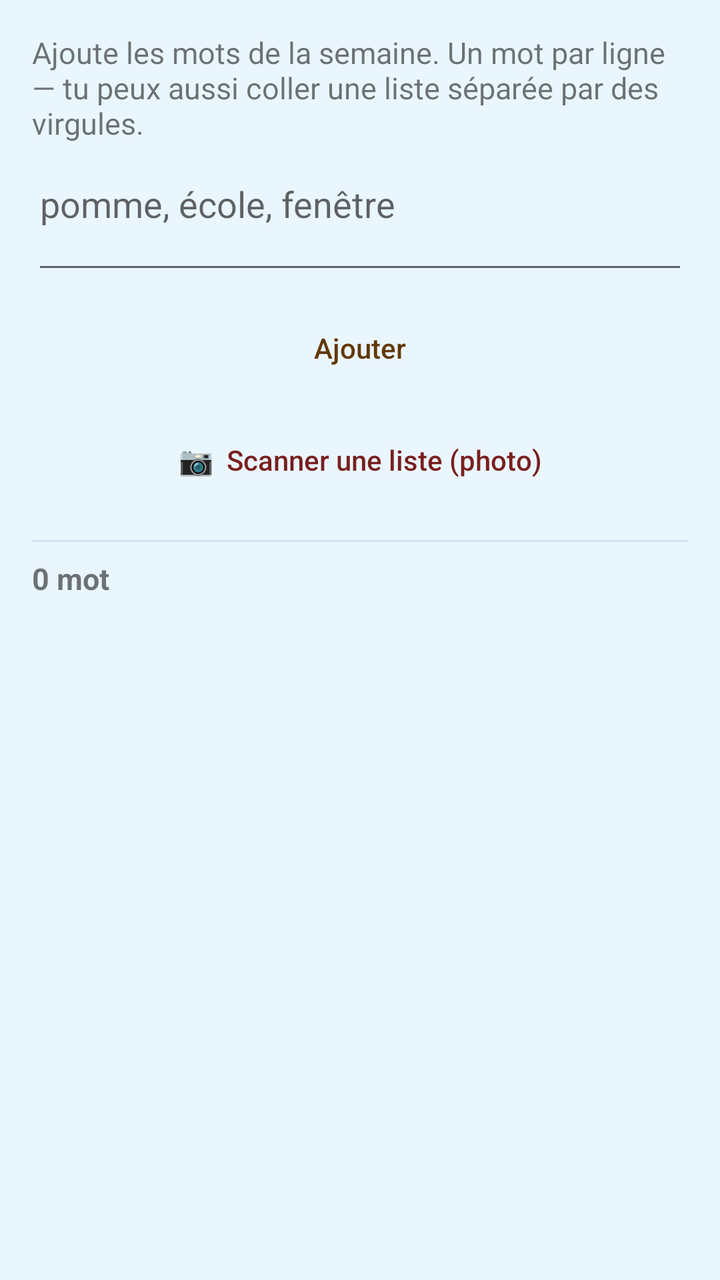
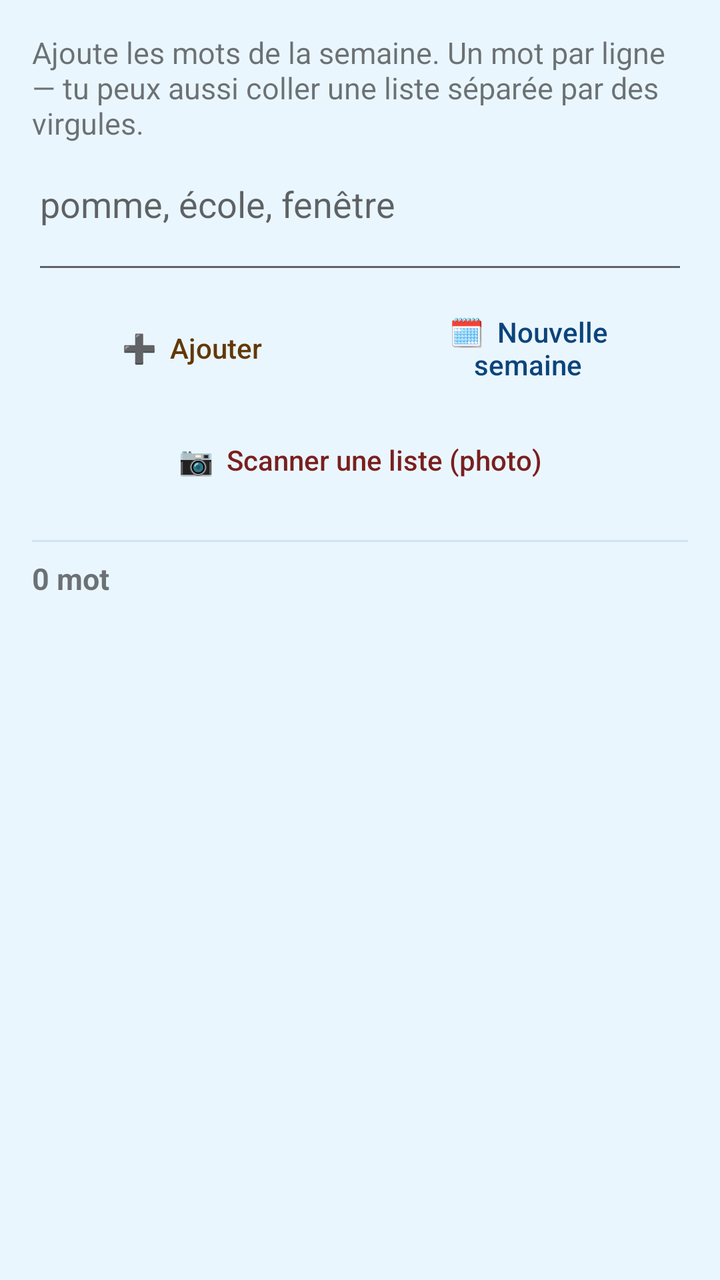

Screens rendered from an Android XML layout before and after an edit, with the pre-edit source and the edit as a unified diff.
<!-- AndroidManifest.xml: application theme Theme.FrenchSpelling -->
<!-- res/layout/activity_word_list.xml -->
<?xml version="1.0" encoding="utf-8"?>
<ScrollView xmlns:android="http://schemas.android.com/apk/res/android"
    android:layout_width="match_parent"
    android:layout_height="match_parent"
    android:fillViewport="true">

    <LinearLayout
        android:layout_width="match_parent"
        android:layout_height="wrap_content"
        android:orientation="vertical"
        android:padding="16dp">

        <TextView
            android:layout_width="match_parent"
            android:layout_height="wrap_content"
            android:paddingBottom="8dp"
            android:text="Ajoute les mots de la semaine. Un mot par ligne — tu peux aussi coller une liste séparée par des virgules."
            android:textSize="15sp" />

        <EditText
            android:id="@+id/input"
            android:layout_width="match_parent"
            android:layout_height="wrap_content"
            android:gravity="top"
            android:hint="pomme, école, fenêtre"
            android:inputType="textMultiLine|textNoSuggestions"
            android:minLines="2" />

        <Button
            android:id="@+id/addBtn"
            style="@style/Widget.Dictee.Button.Gold"
            android:layout_width="match_parent"
            android:layout_height="wrap_content"
            android:layout_marginTop="8dp"
            android:text="Ajouter" />

        <Button
            android:id="@+id/scanBtn"
            style="@style/Widget.Dictee.Button.RedPale"
            android:layout_width="match_parent"
            android:layout_height="wrap_content"
            android:layout_marginTop="8dp"
            android:text="📷  Scanner une liste (photo)" />

        <LinearLayout
            android:id="@+id/syncCard"
            android:layout_width="match_parent"
            android:layout_height="wrap_content"
            android:layout_marginTop="16dp"
            android:background="@drawable/card"
            android:orientation="vertical"
            android:padding="14dp"
            android:visibility="gone">

            <TextView
                android:layout_width="wrap_content"
                android:layout_height="wrap_content"
                android:text="🔗  Partager la liste entre téléphones"
                android:textColor="@color/navy"
                android:textSize="15sp"
                android:textStyle="bold" />

            <TextView
                android:layout_width="match_parent"
                android:layout_height="wrap_content"
                android:paddingTop="4dp"
                android:text="Crée un code, puis saisis le même code sur l'autre téléphone et appuie sur Synchroniser."
                android:textColor="@color/ink_soft"
                android:textSize="13sp" />

            <EditText
                android:id="@+id/codeInput"
                android:layout_width="match_parent"
                android:layout_height="wrap_content"
                android:layout_marginTop="8dp"
                android:hint="code famille"
                android:inputType="textNoSuggestions"
                android:maxLines="1" />

            <LinearLayout
                android:layout_width="match_parent"
                android:layout_height="wrap_content"
                android:layout_marginTop="4dp"
                android:baselineAligned="false"
                android:orientation="horizontal">

                <Button
                    android:id="@+id/genCodeBtn"
                    style="@style/Widget.Dictee.Button.BluePale"
                    android:layout_width="0dp"
                    android:layout_height="match_parent"
                    android:layout_weight="1"
                    android:text="🎲  Générer" />

                <Button
                    android:id="@+id/shareCodeBtn"
                    style="@style/Widget.Dictee.Button.BluePale"
                    android:layout_width="0dp"
                    android:layout_height="match_parent"
                    android:layout_marginStart="8dp"
                    android:layout_weight="1"
                    android:text="📤  Envoyer" />
            </LinearLayout>

            <Button
                android:id="@+id/syncBtn"
                style="@style/Widget.Dictee.Button.Blue"
                android:layout_width="match_parent"
                android:layout_height="wrap_content"
                android:layout_marginTop="4dp"
                android:text="🔄  Synchroniser maintenant" />

            <TextView
                android:id="@+id/syncStatus"
                android:layout_width="match_parent"
                android:layout_height="wrap_content"
                android:paddingTop="6dp"
                android:text=""
                android:textColor="@color/ink_soft"
                android:textSize="13sp" />
        </LinearLayout>

        <View
            android:layout_width="match_parent"
            android:layout_height="1dp"
            android:layout_marginTop="16dp"
            android:layout_marginBottom="8dp"
            android:background="@color/divider" />

        <TextView
            android:id="@+id/countView"
            android:layout_width="match_parent"
            android:layout_height="wrap_content"
            android:paddingBottom="4dp"
            android:text="0 mot"
            android:textSize="15sp"
            android:textStyle="bold" />

        <LinearLayout
            android:id="@+id/listContainer"
            android:layout_width="match_parent"
            android:layout_height="wrap_content"
            android:orientation="vertical" />
    </LinearLayout>
</ScrollView>
<!-- resources referenced by this layout -->
<resources>
  <color name="divider">#CFE3F5</color>
  <color name="ink_soft">#5F6368</color>
  <color name="navy">#042C53</color>
  <!-- drawable card (drawable) -->
  <shape xmlns:android="http://schemas.android.com/apk/res/android" android:shape="rectangle">
      <solid android:color="#FFFFFF" />
      <corners android:radius="12dp" />
      <stroke android:width="1dp" android:color="#CBD5E1" />
  </shape>
  <style name="Widget.Dictee.Button.Blue">
          <item name="backgroundTint">@color/tri_blue</item>
          <item name="android:textColor">@color/tri_blue_on</item>
      </style>
  <style name="Widget.Dictee.Button.BluePale" parent="Widget.Dictee.Button.Pale">
          <item name="backgroundTint">@color/tri_blue_pale</item>
          <item name="android:textColor">@color/tri_blue_pale_on</item>
          <item name="strokeColor">@color/tri_blue_pale_stroke</item>
          <item name="rippleColor">#220C447C</item>
      </style>
  <style name="Widget.Dictee.Button.Gold">
          <item name="backgroundTint">@color/tri_gold</item>
          <item name="android:textColor">@color/tri_gold_on</item>
          <item name="rippleColor">#33633806</item>
      </style>
  <style name="Widget.Dictee.Button.RedPale" parent="Widget.Dictee.Button.Pale">
          <item name="backgroundTint">@color/tri_red_pale</item>
          <item name="android:textColor">@color/tri_red_pale_on</item>
          <item name="strokeColor">@color/tri_red_pale_stroke</item>
          <item name="rippleColor">#22791F1F</item>
      </style>
  <style name="Theme.FrenchSpelling" parent="Theme.MaterialComponents.Light.DarkActionBar">
          <item name="colorPrimary">@color/blue</item>
          <item name="colorPrimaryDark">@color/blue_dark</item>
          <item name="colorOnPrimary">@color/white</item>
          <item name="colorSecondary">@color/blue</item>
          <item name="colorOnSecondary">@color/white</item>
          <item name="android:windowBackground">@color/bg_app</item>
          <item name="android:textColorPrimary">@color/ink</item>
          <item name="android:textColorSecondary">@color/ink_soft</item>
          <item name="android:forceDarkAllowed" tools:targetApi="q">false</item>
  
          
          <item name="materialButtonStyle">@style/Widget.Dictee.Button</item>
      </style>
  <color name="tri_blue">#B5D4F4</color>
  <color name="tri_blue_on">#042C53</color>
  <style name="Widget.Dictee.Button.Pale" parent="Widget.MaterialComponents.Button.OutlinedButton">
          <item name="cornerRadius">16dp</item>
          <item name="android:textAllCaps">false</item>
          <item name="android:letterSpacing">0</item>
          <item name="strokeWidth">1dp</item>
          <item name="android:minHeight">48dp</item>
          <item name="android:minWidth">0dp</item>
          <item name="android:gravity">center</item>
          <item name="android:maxLines">2</item>
          <item name="android:insetTop">0dp</item>
          <item name="android:insetBottom">0dp</item>
      </style>
  <color name="tri_blue_pale">#E6F1FB</color>
  <color name="tri_blue_pale_on">#0C447C</color>
  <color name="tri_blue_pale_stroke">#85B7EB</color>
  <color name="tri_gold">#FAC775</color>
  <color name="tri_gold_on">#633806</color>
  <color name="tri_red_pale">#FCEBEB</color>
  <color name="tri_red_pale_on">#791F1F</color>
  <color name="tri_red_pale_stroke">#F09595</color>
  <color name="blue">#1565C0</color>
  <color name="blue_dark">#0D47A1</color>
  <color name="white">#FFFFFF</color>
  <color name="bg_app">#EAF6FD</color>
  <color name="ink">#1A1A1A</color>
</resources>

<!-- the commit's change to res/layout/activity_word_list.xml (unified diff, before → after) -->
@@ -26,13 +26,30 @@
             android:inputType="textMultiLine|textNoSuggestions"
             android:minLines="2" />
 
-        <Button
-            android:id="@+id/addBtn"
-            style="@style/Widget.Dictee.Button.Gold"
+        <LinearLayout
             android:layout_width="match_parent"
             android:layout_height="wrap_content"
             android:layout_marginTop="8dp"
-            android:text="Ajouter" />
+            android:baselineAligned="false"
+            android:orientation="horizontal">
+
+            <Button
+                android:id="@+id/addBtn"
+                style="@style/Widget.Dictee.Button.Gold"
+                android:layout_width="0dp"
+                android:layout_height="match_parent"
+                android:layout_weight="1"
+                android:text="➕  Ajouter" />
+
+            <Button
+                android:id="@+id/replaceBtn"
+                style="@style/Widget.Dictee.Button.BluePale"
+                android:layout_width="0dp"
+                android:layout_height="match_parent"
+                android:layout_marginStart="8dp"
+                android:layout_weight="1"
+                android:text="🗓️  Nouvelle semaine" />
+        </LinearLayout>
 
         <Button
             android:id="@+id/scanBtn"
@@ -41,6 +58,49 @@
             android:layout_height="wrap_content"
             android:layout_marginTop="8dp"
             android:text="📷  Scanner une liste (photo)" />
+
+        <LinearLayout
+            android:id="@+id/reviewCard"
+            android:layout_width="match_parent"
+            android:layout_height="wrap_content"
+            android:layout_marginTop="16dp"
+            android:background="@drawable/card"
+            android:orientation="vertical"
+            android:padding="14dp"
+            android:visibility="gone">
+
+            <TextView
+                android:id="@+id/reviewHeading"
+                android:layout_width="wrap_content"
+                android:layout_height="wrap_content"
+                android:text="🔁  Mots à revoir"
+                android:textColor="@color/navy"
+                android:textSize="15sp"
+                android:textStyle="bold" />
+
+            <TextView
+                android:layout_width="match_parent"
+                android:layout_height="wrap_content"
+                android:paddingTop="4dp"
+                android:text="Les mots qu'elle rate reviennent ici jusqu'à ce qu'elle les réussisse plusieurs fois."
+                android:textColor="@color/ink_soft"
+                android:textSize="13sp" />
+
+            <LinearLayout
+                android:id="@+id/reviewContainer"
+                android:layout_width="match_parent"
+                android:layout_height="wrap_content"
+                android:layout_marginTop="4dp"
+                android:orientation="vertical" />
+
+            <Button
+                android:id="@+id/reviewCleanBtn"
+                style="@style/Widget.Dictee.Button.BluePale"
+                android:layout_width="match_parent"
+                android:layout_height="wrap_content"
+                android:layout_marginTop="8dp"
+                android:text="🧹  Retirer les mots maîtrisés" />
+        </LinearLayout>
 
         <LinearLayout
             android:id="@+id/syncCard"
